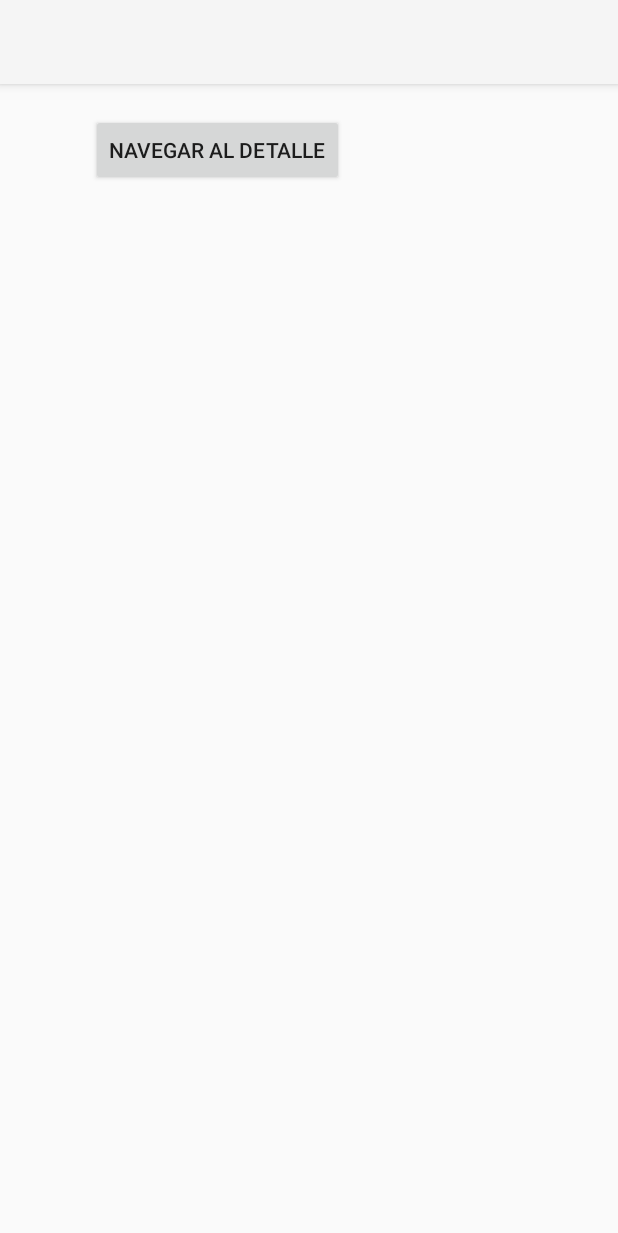
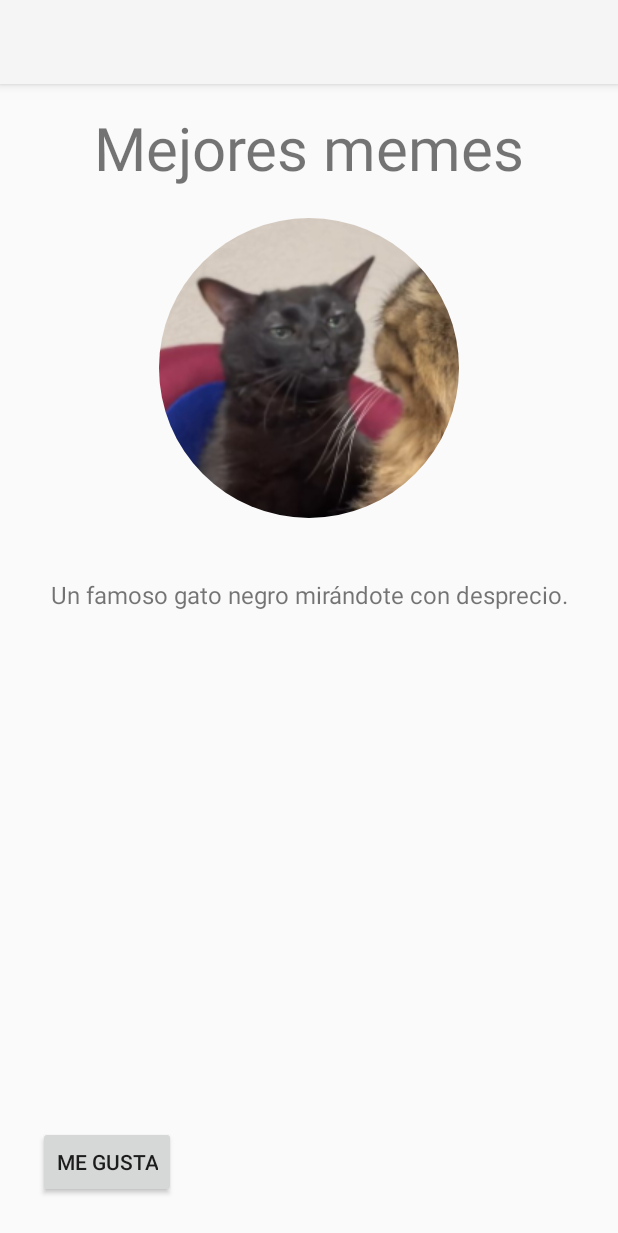
Before and after one commit to Iago-A/DI, an Android app: the screen it shows after launch (CatalogActivity before the commit, DetailActivity after it), after a tap on "NAVEGAR AL DETALLE", on a phone screen of 412 x 824 dp. Shown: the top 1233 px of the screen. Run offline under Robolectric (Android 15) with nearby library versions, the phone set to English and light mode, and no system bars.

Commit message:
Completado ejercicio 3

```diff
--- a/sprint3android/app/build.gradle
+++ b/sprint3android/app/build.gradle
@@ -37,4 +37,6 @@ dependencies {
     testImplementation libs.junit
     androidTestImplementation libs.ext.junit
     androidTestImplementation libs.espresso.core
+    implementation libs.github.glide
+    annotationProcessor libs.compiler
 }
--- a/sprint3android/app/src/main/java/com/example/mycatalog/DetailActivity.java
+++ b/sprint3android/app/src/main/java/com/example/mycatalog/DetailActivity.java
@@ -1,5 +1,24 @@
 package com.example.mycatalog;
 
-public class DetailActivity {
+import android.os.Bundle;
+import android.widget.ImageView;
 
+import androidx.appcompat.app.AppCompatActivity;
+
+import com.bumptech.glide.Glide;
+import com.bumptech.glide.request.RequestOptions;
+
+public class DetailActivity extends AppCompatActivity {
+
+    @Override
+    protected void onCreate(Bundle savedInstanceState) {
+        super.onCreate(savedInstanceState);
+        setContentView(R.layout.activity_detail);
+
+        ImageView imageView = findViewById(R.id.catImageView);
+        Glide.with(this)
+                .load(R.drawable.black_cat)
+                .apply(RequestOptions.circleCropTransform())
+                .into(imageView);
+    }
 }
--- a/sprint3android/app/src/main/res/layout/activity_detail.xml
+++ b/sprint3android/app/src/main/res/layout/activity_detail.xml
@@ -1,6 +1,54 @@
 <?xml version="1.0" encoding="utf-8"?>
 <androidx.constraintlayout.widget.ConstraintLayout xmlns:android="http://schemas.android.com/apk/res/android"
     android:layout_width="match_parent"
-    android:layout_height="match_parent">
+    android:layout_height="match_parent"
+    xmlns:app="http://schemas.android.com/apk/res-auto">
+
+   <TextView
+       android:id="@+id/tittleTextView"
+       android:layout_width="wrap_content"
+       android:layout_height="wrap_content"
+       android:text="Mejores memes"
+       android:textSize="40dp"
+       app:layout_constraintStart_toStartOf="parent"
+       app:layout_constraintEnd_toEndOf="parent"
+       app:layout_constraintTop_toTopOf="parent"
+       android:layout_marginTop="15dp"/>
+
+   <ImageView
+       android:id="@+id/catImageView"
+       android:layout_width="200dp"
+       android:layout_height="200dp"
+       android:src="@drawable/black_cat"
+       android:scaleType="centerCrop"
+       app:layout_constraintStart_toStartOf="parent"
+       app:layout_constraintEnd_toEndOf="parent"
+       app:layout_constraintTop_toBottomOf="@id/tittleTextView"
+       android:layout_marginTop="20dp"/>
+
+   <TextView
+       android:id="@+id/descriptionTextView"
+       android:layout_width="0dp"
+       android:layout_height="wrap_content"
+       android:text="Un famoso gato negro mirándote con desprecio."
+       android:textSize="16dp"
+       android:gravity="center"
+       app:layout_constraintTop_toBottomOf="@id/catImageView"
+       app:layout_constraintStart_toStartOf="parent"
+       app:layout_constraintEnd_toEndOf="parent"
+       android:layout_marginTop="40dp"
+       android:layout_marginStart="10dp"
+       android:layout_marginEnd="10dp"/>
+
+   <Button
+       android:id="@+id/likeButton"
+       android:layout_width="wrap_content"
+       android:layout_height="wrap_content"
+       android:text="Me gusta"
+       app:layout_constraintBottom_toBottomOf="parent"
+       app:layout_constraintStart_toStartOf="parent"
+       android:layout_marginBottom="25dp"
+       android:layout_marginStart="25dp"/>
+
 
 </androidx.constraintlayout.widget.ConstraintLayout>
--- a/sprint3android/gradle/libs.versions.toml
+++ b/sprint3android/gradle/libs.versions.toml
@@ -1,5 +1,6 @@
 [versions]
 agp = "8.6.0"
+glideVersion = "4.15.1"
 junit = "4.13.2"
 junitVersion = "1.2.1"
 espressoCore = "3.6.1"
@@ -9,6 +10,8 @@ activity = "1.9.3"
 constraintlayout = "2.1.4"
 
 [libraries]
+compiler = { module = "com.github.bumptech.glide:compiler", version.ref = "glideVersion" }
+github-glide = { module = "com.github.bumptech.glide:glide", version.ref = "glideVersion" }
 junit = { group = "junit", name = "junit", version.ref = "junit" }
 ext-junit = { group = "androidx.test.ext", name = "junit", version.ref = "junitVersion" }
 espresso-core = { group = "androidx.test.espresso", name = "espresso-core", version.ref = "espressoCore" }
```
Also changed, not shown: sprint3android/app/src/main/res/drawable/black_cat.jpg (added).
